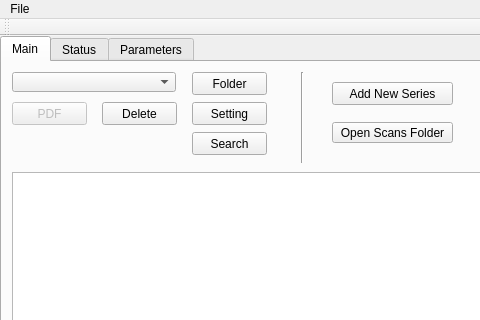
This is src/mainwindow.ui in BadamBoum/GestionScans as Qt 5 draws it before an edit; both pictures show x 0 to 480 and y 0 to 320 of the 632 by 412 pixel window. The edited form follows.
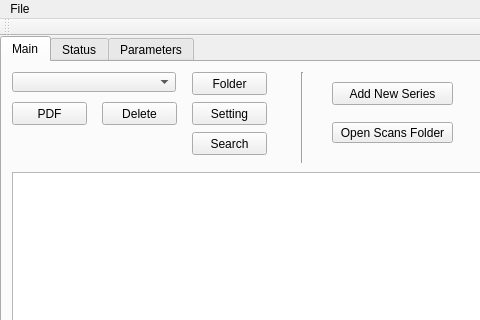
This is the edited form.

```diff
--- a/src/mainwindow.ui
+++ b/src/mainwindow.ui
@@ -87,7 +87,7 @@
      </widget>
      <widget class="QPushButton" name="Tab1PDF">
       <property name="enabled">
-       <bool>false</bool>
+       <bool>true</bool>
       </property>
       <property name="geometry">
        <rect>
```
